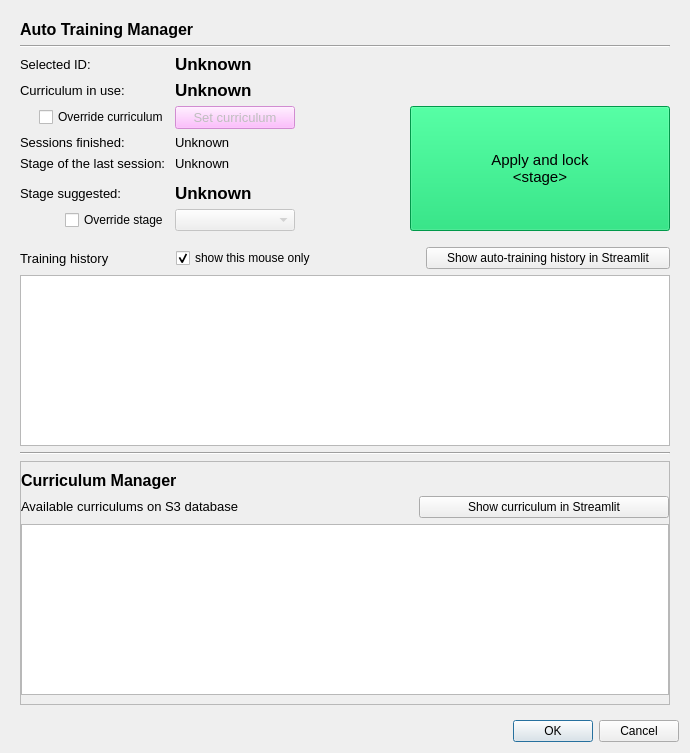
Old version of the form src/foraging_gui/AutoTrain.ui in the repository AllenNeuralDynamics/dynamic-foraging-task.
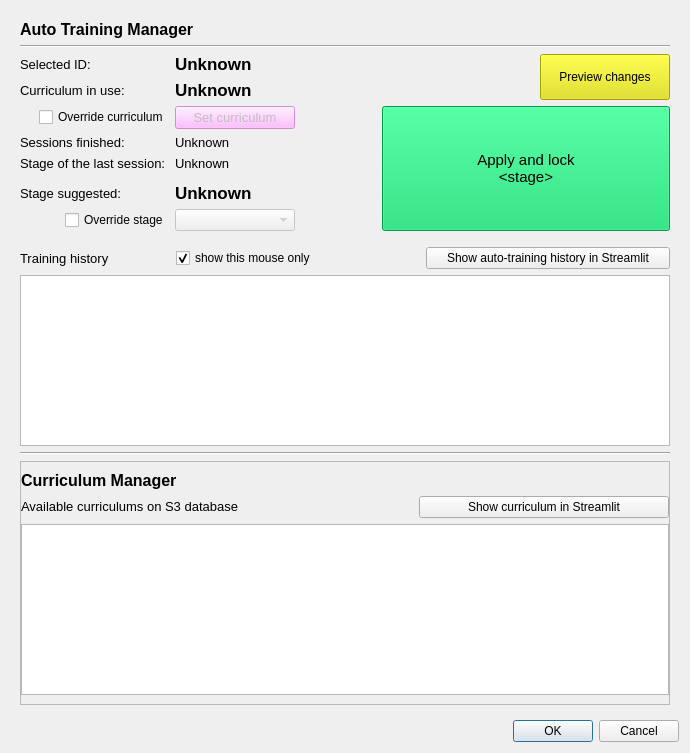
New version of the form.

Commit message: add preview button in AutoTrain

Patch:
```diff
--- a/src/foraging_gui/AutoTrain.ui
+++ b/src/foraging_gui/AutoTrain.ui
@@ -338,11 +338,11 @@
             </property>
            </widget>
           </item>
-          <item row="2" column="4" rowspan="6">
+          <item row="2" column="4" rowspan="6" colspan="2">
            <widget class="QPushButton" name="pushButton_apply_auto_train_paras">
             <property name="sizePolicy">
              <sizepolicy hsizetype="Preferred" vsizetype="Preferred">
-              <horstretch>12</horstretch>
+              <horstretch>8</horstretch>
               <verstretch>0</verstretch>
              </sizepolicy>
             </property>
@@ -370,6 +370,29 @@
             </property>
            </widget>
           </item>
+          <item row="0" column="5" rowspan="2">
+           <widget class="QPushButton" name="pushButton_preview_auto_train_paras">
+            <property name="sizePolicy">
+             <sizepolicy hsizetype="Minimum" vsizetype="Fixed">
+              <horstretch>0</horstretch>
+              <verstretch>0</verstretch>
+             </sizepolicy>
+            </property>
+            <property name="maximumSize">
+             <size>
+              <width>130</width>
+              <height>10000</height>
+             </size>
+            </property>
+            <property name="styleSheet">
+             <string notr="true">background-color: rgb(225, 225, 0);
+</string>
+            </property>
+            <property name="text">
+             <string>Preview changes</string>
+            </property>
+           </widget>
+          </item>
          </layout>
         </item>
         <item>
```
Left out of the diff: 224 changed lines with no effect on the pictures. The commit also changes 1 other file.
